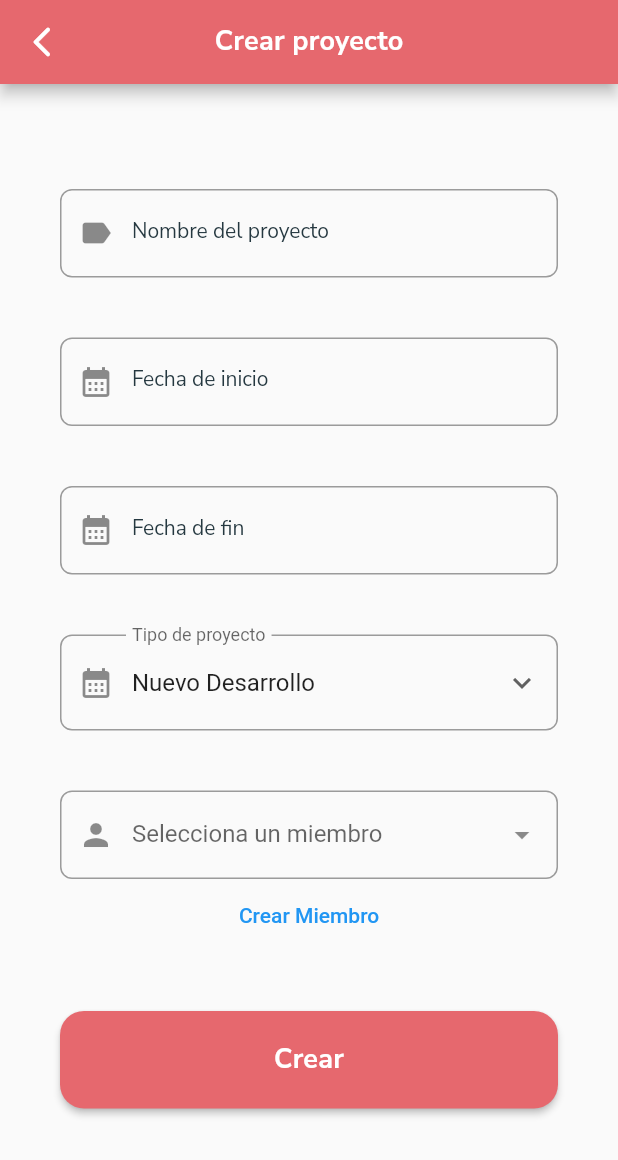
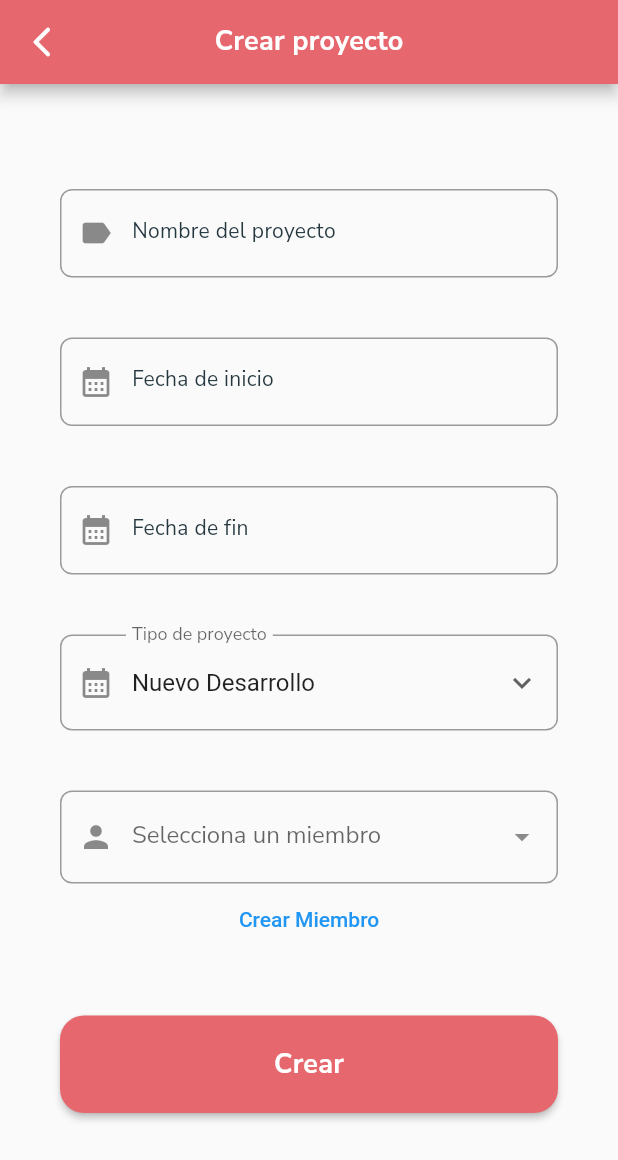
Before and after one commit to GreyHat147/work-flow-manager, a Flutter app: the CreateProjectView screen opened by its route, on a phone screen of 412 x 824 dp. Shown: the top 1160 px of the screen. Run offline on Flutter 3.47's test engine with Material 2 defaults, Android fonts, the light colour scheme and no system bars; drawn by our look-alikes of dropdown_search; our stand-ins replace cloud_firestore, equatable, firebase_auth, firebase_core, flutter_bloc, get_it and 3 more; accounts and stored records are empty.

Commit message:
fix font size and family in some screens

```diff
--- a/lib/view/home_view.dart
+++ b/lib/view/home_view.dart
@@ -129,7 +129,10 @@ class _HomeViewPageState extends State<HomeView> {
             backgroundColor: AppTheme.background,
             appBar: AppBar(
               backgroundColor: AppTheme.appColor,
-              title: Text(_getTitleByMenu(state)),
+              title: Text(
+                _getTitleByMenu(state),
+                style: const TextStyle(fontSize: 18),
+              ),
             ),
             body: _getBody(state),
             drawer: Drawer(
--- a/lib/view/project/create_project_view.dart
+++ b/lib/view/project/create_project_view.dart
@@ -123,10 +123,13 @@ class _CreateProjectViewState extends State<CreateProjectView> {
           ),
           const SizedBox(height: 40),
           DropdownButtonFormField(
-            decoration: const InputDecoration(
-              prefixIcon: Icon(Icons.calendar_month),
+            decoration: InputDecoration(
+              prefixIcon: const Icon(Icons.calendar_month),
               labelText: 'Tipo de proyecto',
-              border: OutlineInputBorder(
+              labelStyle: TextStyle(
+                  fontFamily:
+                      Theme.of(context).textTheme.bodyMedium!.fontFamily),
+              border: const OutlineInputBorder(
                 borderRadius: BorderRadius.all(Radius.circular(8.0)),
                 borderSide: BorderSide(color: AppTheme.appColor),
               ),
@@ -171,8 +174,12 @@ class _CreateProjectViewState extends State<CreateProjectView> {
                     }
                     return null;
                   },
-                  dropdownDecoratorProps: const DropDownDecoratorProps(
-                    dropdownSearchDecoration: InputDecoration(
+                  dropdownDecoratorProps: DropDownDecoratorProps(
+                    baseStyle: TextStyle(
+                        fontSize: 16,
+                        fontFamily:
+                            Theme.of(context).textTheme.bodyMedium!.fontFamily),
+                    dropdownSearchDecoration: const InputDecoration(
                       prefixIcon: Icon(Icons.person),
                       labelText: "Selecciona un miembro",
                       border: OutlineInputBorder(
--- a/lib/view/widgets/custom_text_field.dart
+++ b/lib/view/widgets/custom_text_field.dart
@@ -36,8 +36,10 @@ class CustomTextField extends StatelessWidget {
       keyboardType: keyboardType,
       maxLines: maxLines,
       readOnly: readOnly,
+      style: const TextStyle(fontSize: 16),
       decoration: InputDecoration(
-        labelStyle: Theme.of(context).textTheme.titleSmall,
+        labelStyle: Theme.of(context).textTheme.bodyMedium
+          ?..copyWith(color: AppTheme.appColor),
         enabled: enabled,
         prefixIcon: prefixIcon,
         labelText: labelText,
```
Also changed, not shown: lib/view/reports/reports_view.dart (+18 -6 lines), lib/view/task/create_task_view.dart (+7 -3 lines).
